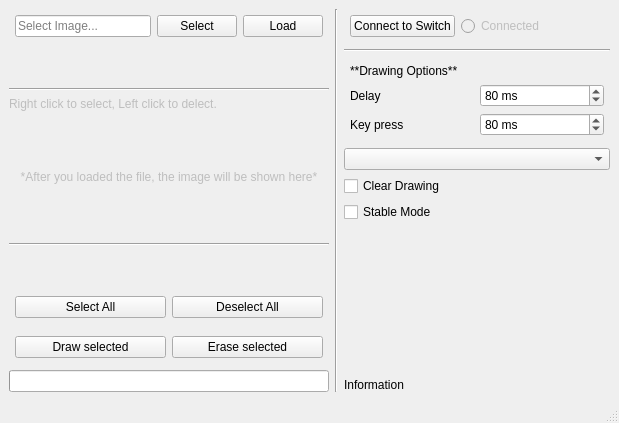
Victrid/splatplost, file splatplost/gui/plotter.ui: the form before one commit.
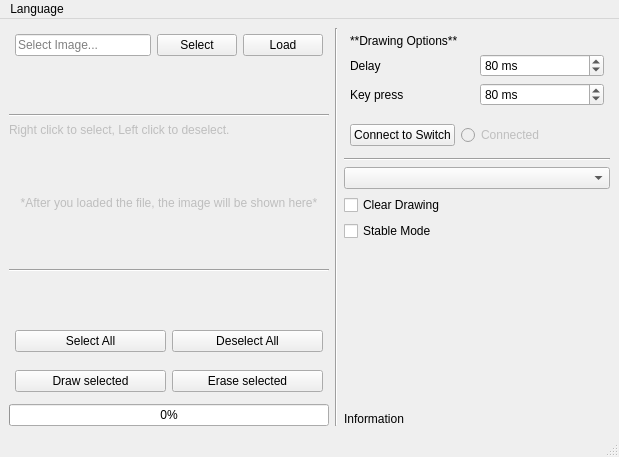
The form after the commit.

Patch:
```diff
--- a/splatplost/gui/plotter.ui
+++ b/splatplost/gui/plotter.ui
@@ -7,7 +7,7 @@
     <x>0</x>
     <y>0</y>
     <width>619</width>
-    <height>423</height>
+    <height>457</height>
    </rect>
   </property>
   <property name="windowTitle">
@@ -92,7 +92,7 @@
          <bool>false</bool>
         </property>
         <property name="text">
-         <string>Right click to select, Left click to delect.</string>
+         <string>Right click to select, Left click to deselect.</string>
         </property>
        </widget>
       </item>
@@ -219,7 +219,7 @@
          <number>0</number>
         </property>
         <property name="textVisible">
-         <bool>false</bool>
+         <bool>true</bool>
         </property>
        </widget>
       </item>
@@ -234,62 +234,6 @@
     </item>
     <item>
      <layout class="QVBoxLayout" name="verticalLayout_2">
-      <item>
-       <layout class="QHBoxLayout" name="connection_layout">
-        <property name="leftMargin">
-         <number>6</number>
-        </property>
-        <property name="topMargin">
-         <number>6</number>
-        </property>
-        <property name="rightMargin">
-         <number>6</number>
-        </property>
-        <property name="bottomMargin">
-         <number>6</number>
-        </property>
-        <item>
-         <widget class="QPushButton" name="switch_conn">
-          <property name="text">
-           <string>Connect to Switch</string>
-          </property>
-         </widget>
-        </item>
-        <item>
-         <widget class="QRadioButton" name="switch_connected">
-          <property name="enabled">
-           <bool>false</bool>
-          </property>
-          <property name="text">
-           <string>Connected</string>
-          </property>
-          <property name="checkable">
-           <bool>true</bool>
-          </property>
-         </widget>
-        </item>
-        <item>
-         <spacer name="horizontalSpacer">
-          <property name="orientation">
-           <enum>Qt::Horizontal</enum>
-          </property>
-          <property name="sizeHint" stdset="0">
-           <size>
-            <width>40</width>
-            <height>20</height>
-           </size>
-          </property>
-         </spacer>
-        </item>
-       </layout>
-      </item>
-      <item>
-       <widget class="Line" name="line_4">
-        <property name="orientation">
-         <enum>Qt::Horizontal</enum>
-        </property>
-       </widget>
-      </item>
       <item>
        <layout class="QGridLayout" name="drawing_options_layout">
         <property name="leftMargin">
@@ -374,6 +318,62 @@
         </item>
        </layout>
       </item>
+      <item>
+       <layout class="QHBoxLayout" name="connection_layout">
+        <property name="leftMargin">
+         <number>6</number>
+        </property>
+        <property name="topMargin">
+         <number>6</number>
+        </property>
+        <property name="rightMargin">
+         <number>6</number>
+        </property>
+        <property name="bottomMargin">
+         <number>6</number>
+        </property>
+        <item>
+         <widget class="QPushButton" name="switch_conn">
+          <property name="text">
+           <string>Connect to Switch</string>
+          </property>
+         </widget>
+        </item>
+        <item>
+         <widget class="QRadioButton" name="switch_connected">
+          <property name="enabled">
+           <bool>false</bool>
+          </property>
+          <property name="text">
+           <string>Connected</string>
+          </property>
+          <property name="checkable">
+           <bool>true</bool>
+          </property>
+         </widget>
+        </item>
+        <item>
+         <spacer name="horizontalSpacer">
+          <property name="orientation">
+           <enum>Qt::Horizontal</enum>
+          </property>
+          <property name="sizeHint" stdset="0">
+           <size>
+            <width>40</width>
+            <height>20</height>
+           </size>
+          </property>
+         </spacer>
+        </item>
+       </layout>
+      </item>
+      <item>
+       <widget class="Line" name="line_4">
+        <property name="orientation">
+         <enum>Qt::Horizontal</enum>
+        </property>
+       </widget>
+      </item>
       <item>
        <widget class="QComboBox" name="splatoon_ver">
         <property name="placeholderText">
@@ -423,6 +423,52 @@
    </layout>
   </widget>
   <widget class="QStatusBar" name="statusBar"/>
+  <widget class="QMenuBar" name="menuBar">
+   <property name="geometry">
+    <rect>
+     <x>0</x>
+     <y>0</y>
+     <width>619</width>
+     <height>34</height>
+    </rect>
+   </property>
+   <property name="defaultUp">
+    <bool>false</bool>
+   </property>
+   <property name="nativeMenuBar">
+    <bool>false</bool>
+   </property>
+   <widget class="QMenu" name="menuLanguage">
+    <property name="title">
+     <string>Language</string>
+    </property>
+    <addaction name="language_enUS"/>
+    <addaction name="language_jaJP"/>
+    <addaction name="language_zhCN"/>
+    <addaction name="language_zhTW"/>
+   </widget>
+   <addaction name="menuLanguage"/>
+  </widget>
+  <action name="language_zhTW">
+   <property name="text">
+    <string>繁體中文</string>
+   </property>
+  </action>
+  <action name="language_zhCN">
+   <property name="text">
+    <string>简体中文</string>
+   </property>
+  </action>
+  <action name="language_jaJP">
+   <property name="text">
+    <string>日本語</string>
+   </property>
+  </action>
+  <action name="language_enUS">
+   <property name="text">
+    <string>English</string>
+   </property>
+  </action>
  </widget>
  <resources/>
  <connections/>
```
